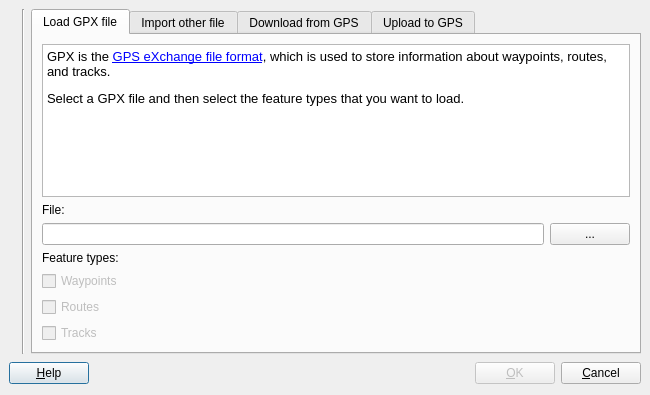
This is branches/diagram-branch/src/plugins/gps_importer/qgsgpspluginguibase.ui in stopa85/Quantum-GIS as Qt 5 draws it before an edit. The edited form follows.
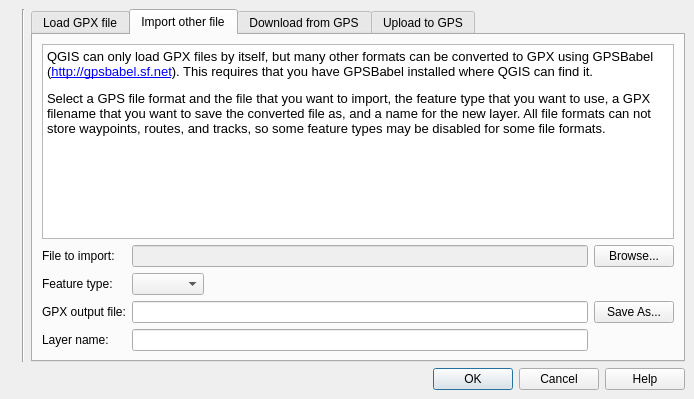
This is the edited form. The open tabs and pages were chosen to show the change. Icons and pictures are not drawn. Custom widgets are drawn as their Qt base class.

Diff of the .ui file:
```diff
--- a/branches/diagram-branch/src/plugins/gps_importer/qgsgpspluginguibase.ui
+++ b/branches/diagram-branch/src/plugins/gps_importer/qgsgpspluginguibase.ui
@@ -5,8 +5,8 @@
    <rect>
     <x>0</x>
     <y>0</y>
-    <width>650</width>
-    <height>395</height>
+    <width>694</width>
+    <height>399</height>
    </rect>
   </property>
   <property name="windowTitle" >
@@ -22,65 +22,6 @@
    <property name="spacing" >
     <number>6</number>
    </property>
-   <item row="1" column="0" colspan="3" >
-    <layout class="QHBoxLayout" >
-     <property name="margin" >
-      <number>0</number>
-     </property>
-     <property name="spacing" >
-      <number>6</number>
-     </property>
-     <item>
-      <widget class="QPushButton" name="pbnHelp" >
-       <property name="text" >
-        <string>&amp;Help</string>
-       </property>
-       <property name="shortcut" >
-        <string>Alt+C</string>
-       </property>
-      </widget>
-     </item>
-     <item>
-      <spacer>
-       <property name="orientation" >
-        <enum>Qt::Horizontal</enum>
-       </property>
-       <property name="sizeType" >
-        <enum>QSizePolicy::Expanding</enum>
-       </property>
-       <property name="sizeHint" >
-        <size>
-         <width>391</width>
-         <height>26</height>
-        </size>
-       </property>
-      </spacer>
-     </item>
-     <item>
-      <widget class="QPushButton" name="pbnOK" >
-       <property name="enabled" >
-        <bool>false</bool>
-       </property>
-       <property name="text" >
-        <string>&amp;OK</string>
-       </property>
-       <property name="shortcut" >
-        <string>Alt+O</string>
-       </property>
-      </widget>
-     </item>
-     <item>
-      <widget class="QPushButton" name="pbnCancel" >
-       <property name="text" >
-        <string>&amp;Cancel</string>
-       </property>
-       <property name="shortcut" >
-        <string>Alt+C</string>
-       </property>
-      </widget>
-     </item>
-    </layout>
-   </item>
    <item row="0" column="0" >
     <widget class="QLabel" name="label" >
      <property name="text" >
@@ -109,7 +50,10 @@
    </item>
    <item row="0" column="2" >
     <widget class="QTabWidget" name="tabWidget" >
-     <widget class="QWidget" name="tab" >
+     <property name="currentIndex" >
+      <number>2</number>
+     </property>
+     <widget class="QWidget" name="tab1" >
       <attribute name="title" >
        <string>Load GPX file</string>
       </attribute>
@@ -139,9 +83,9 @@
          <property name="html" >
           <string>&lt;html>&lt;head>&lt;meta name="qrichtext" content="1" />&lt;style type="text/css">
 p, li { white-space: pre-wrap; }
-&lt;/style>&lt;/head>&lt;body style=" font-family:'Arial'; font-size:12pt; font-weight:400; font-style:normal; text-decoration:none;">
-&lt;p style=" margin-top:12px; margin-bottom:12px; margin-left:0px; margin-right:0px; -qt-block-indent:0; text-indent:0px;">&lt;span style=" font-size:10pt;">GPX is the &lt;/span>&lt;a href="http://www.topografix.com/gpx.asp">&lt;span style=" font-size:10pt; text-decoration: underline; color:#0000ff;">GPS eXchange file format&lt;/span>&lt;/a>&lt;span style=" font-size:10pt;">, which is used to store information about waypoints, routes, and tracks.&lt;/span>&lt;/p>
-&lt;p style=" margin-top:12px; margin-bottom:12px; margin-left:0px; margin-right:0px; -qt-block-indent:0; text-indent:0px; font-size:10pt;">Select a GPX file and then select the feature types that you want to load.&lt;/p>&lt;/body>&lt;/html></string>
+&lt;/style>&lt;/head>&lt;body style=" font-family:'Sans Serif'; font-size:9pt; font-weight:400; font-style:normal; text-decoration:none;">
+&lt;p style=" margin-top:12px; margin-bottom:12px; margin-left:0px; margin-right:0px; -qt-block-indent:0; text-indent:0px; font-family:'Arial'; font-size:12pt;">&lt;span style=" font-size:10pt;">GPX is the &lt;/span>&lt;a href="http://www.topografix.com/gpx.asp">&lt;span style=" font-size:10pt; text-decoration: underline; color:#0000ff;">GPS eXchange file format&lt;/span>&lt;/a>&lt;span style=" font-size:10pt;">, which is used to store information about waypoints, routes, and tracks.&lt;/span>&lt;/p>
+&lt;p style=" margin-top:12px; margin-bottom:12px; margin-left:0px; margin-right:0px; -qt-block-indent:0; text-indent:0px; font-family:'Arial'; font-size:10pt;">Select a GPX file and then select the feature types that you want to load.&lt;/p>&lt;/body>&lt;/html></string>
          </property>
         </widget>
        </item>
@@ -155,12 +99,12 @@
        <item row="2" column="1" >
         <widget class="QPushButton" name="pbnGPXSelectFile" >
          <property name="text" >
-          <string>...</string>
+          <string>Browse...</string>
          </property>
         </widget>
        </item>
        <item row="2" column="0" >
-        <widget class="QLineEdit" name="leGPXFile" />
+        <widget class="QgsFileDropEdit" name="leGPXFile" />
        </item>
        <item row="3" column="0" >
         <widget class="QLabel" name="lblGPXFeatureTypes" >
@@ -210,7 +154,7 @@
        </item>
       </layout>
      </widget>
-     <widget class="QWidget" name="tab" >
+     <widget class="QWidget" name="tab2" >
       <attribute name="title" >
        <string>Import other file</string>
       </attribute>
@@ -229,9 +173,9 @@
          <property name="html" >
           <string>&lt;html>&lt;head>&lt;meta name="qrichtext" content="1" />&lt;style type="text/css">
 p, li { white-space: pre-wrap; }
-&lt;/style>&lt;/head>&lt;body style=" font-family:'Arial'; font-size:12pt; font-weight:400; font-style:normal; text-decoration:none;">
-&lt;p style=" margin-top:12px; margin-bottom:12px; margin-left:0px; margin-right:0px; -qt-block-indent:0; text-indent:0px;">&lt;span style=" font-size:10pt;">QGIS can only load GPX files by itself, but many other formats can be converted to GPX using GPSBabel (&lt;/span>&lt;a href="http://gpsbabel.sf.net">&lt;span style=" font-size:10pt; text-decoration: underline; color:#0000ff;">http://gpsbabel.sf.net&lt;/span>&lt;/a>&lt;span style=" font-size:10pt;">). This requires that you have GPSBabel installed where QGIS can find it.&lt;/span>&lt;/p>
-&lt;p style=" margin-top:12px; margin-bottom:12px; margin-left:0px; margin-right:0px; -qt-block-indent:0; text-indent:0px; font-size:10pt;">Select a GPS file format and the file that you want to import, the feature type that you want to use, a GPX filename that you want to save the converted file as, and a name for the new layer. All file formats can not store waypoints, routes, and tracks, so some feature types may be disabled for some file formats.&lt;/p>&lt;/body>&lt;/html></string>
+&lt;/style>&lt;/head>&lt;body style=" font-family:'Sans Serif'; font-size:9pt; font-weight:400; font-style:normal; text-decoration:none;">
+&lt;p style=" margin-top:12px; margin-bottom:12px; margin-left:0px; margin-right:0px; -qt-block-indent:0; text-indent:0px; font-family:'Arial'; font-size:12pt;">&lt;span style=" font-size:10pt;">QGIS can only load GPX files by itself, but many other formats can be converted to GPX using GPSBabel (&lt;/span>&lt;a href="http://gpsbabel.sf.net">&lt;span style=" font-size:10pt; text-decoration: underline; color:#0000ff;">http://gpsbabel.sf.net&lt;/span>&lt;/a>&lt;span style=" font-size:10pt;">). This requires that you have GPSBabel installed where QGIS can find it.&lt;/span>&lt;/p>
+&lt;p style=" margin-top:12px; margin-bottom:12px; margin-left:0px; margin-right:0px; -qt-block-indent:0; text-indent:0px; font-family:'Arial'; font-size:10pt;">Select a GPS file format and the file that you want to import, the feature type that you want to use, a GPX filename that you want to save the converted file as, and a name for the new layer. All file formats can not store waypoints, routes, and tracks, so some feature types may be disabled for some file formats.&lt;/p>&lt;/body>&lt;/html></string>
          </property>
         </widget>
        </item>
@@ -248,14 +192,14 @@
        <item row="3" column="3" >
         <widget class="QPushButton" name="pbnIMPOutput" >
          <property name="text" >
-          <string>...</string>
+          <string>Save As...</string>
          </property>
         </widget>
        </item>
        <item row="1" column="3" >
         <widget class="QPushButton" name="pbnIMPInput" >
          <property name="text" >
-          <string>...</string>
+          <string>Browse...</string>
          </property>
         </widget>
        </item>
@@ -311,7 +255,7 @@
        </item>
       </layout>
      </widget>
-     <widget class="QWidget" name="tab" >
+     <widget class="QWidget" name="tab3" >
       <attribute name="title" >
        <string>Download from GPS</string>
       </attribute>
@@ -450,7 +394,7 @@
        </item>
       </layout>
      </widget>
-     <widget class="QWidget" name="tab" >
+     <widget class="QWidget" name="tab4" >
       <attribute name="title" >
        <string>Upload to GPS</string>
       </attribute>
@@ -532,9 +476,26 @@
      </widget>
     </widget>
    </item>
+   <item row="1" column="0" colspan="3" >
+    <widget class="QDialogButtonBox" name="buttonBox" >
+     <property name="orientation" >
+      <enum>Qt::Horizontal</enum>
+     </property>
+     <property name="standardButtons" >
+      <set>QDialogButtonBox::Cancel|QDialogButtonBox::Help|QDialogButtonBox::NoButton|QDialogButtonBox::Ok</set>
+     </property>
+    </widget>
+   </item>
   </layout>
  </widget>
  <layoutdefault spacing="6" margin="11" />
+ <customwidgets>
+  <customwidget>
+   <class>QgsFileDropEdit</class>
+   <extends>QLineEdit</extends>
+   <header>qgsfiledropedit.h</header>
+  </customwidget>
+ </customwidgets>
  <resources>
   <include location="qgsgps_plugin.qrc" />
  </resources>
```
Left out of the diff: 14 changed lines with no effect on the pictures.
